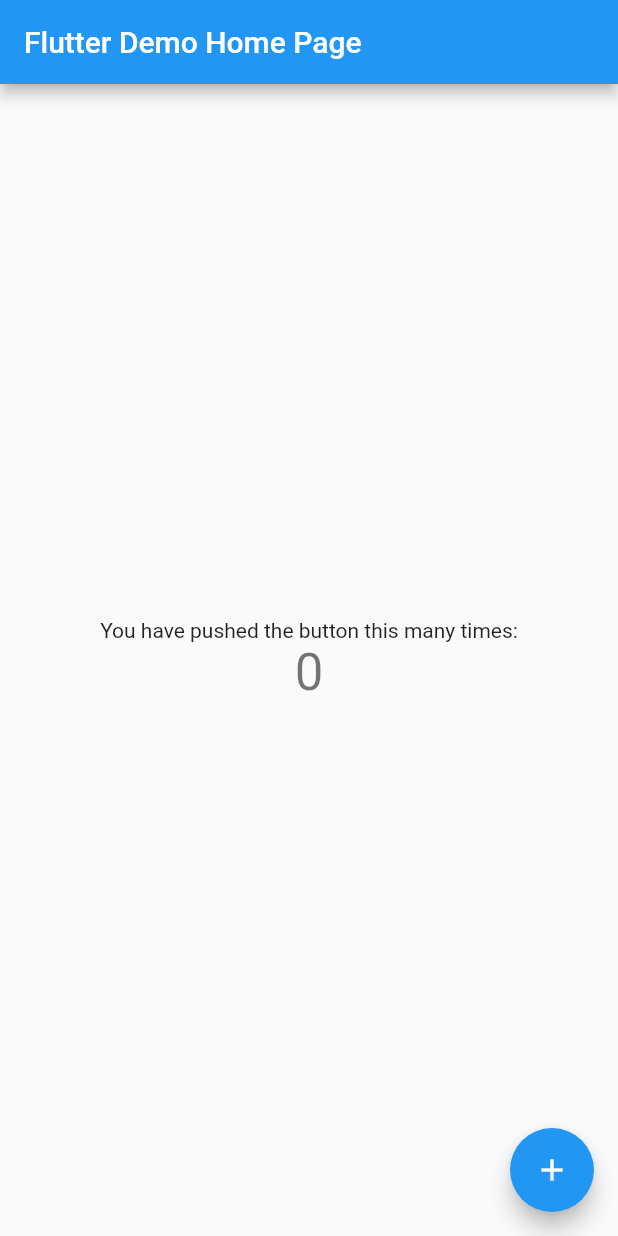
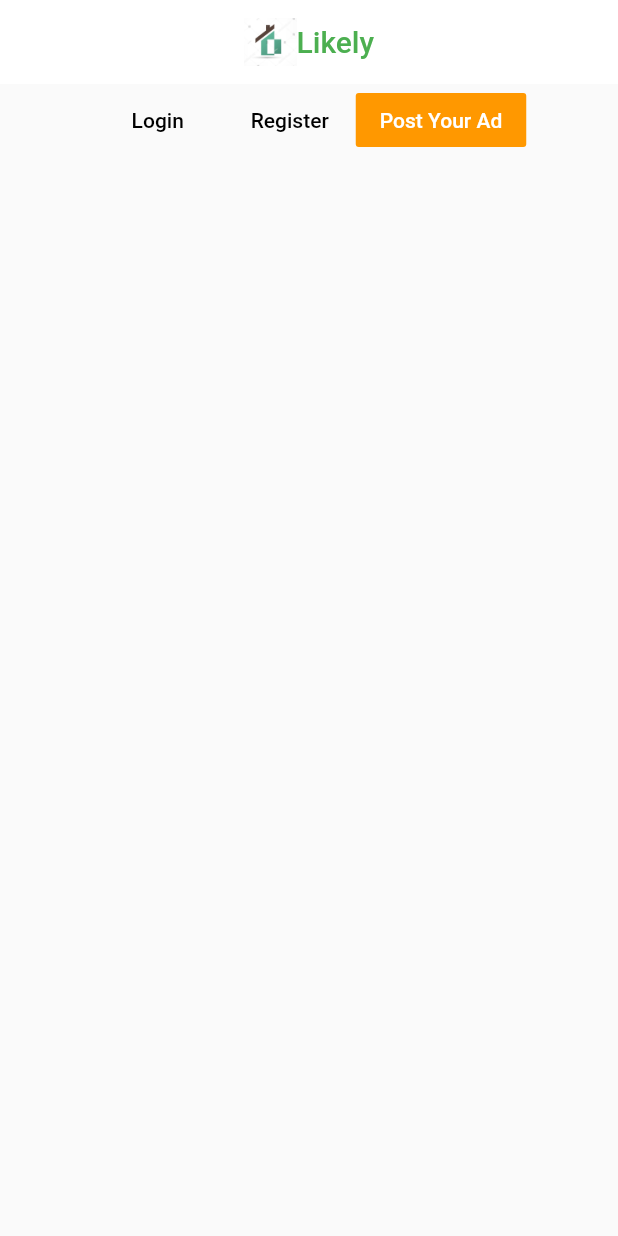
Before and after one commit to karshan96/Likely, a Flutter app: the screen it shows after launch, on a phone screen of 412 x 824 dp. Run offline on Flutter 3.47's test engine with Material 2 defaults, Android fonts, the phone set to English and light mode, and no system bars.

Commit message:
home page created

```diff
--- a/lib/main.dart
+++ b/lib/main.dart
@@ -1,4 +1,5 @@
 import 'package:flutter/material.dart';
+import 'package:Likely/view/home.dart';
 
 void main() {
   runApp(MyApp());
@@ -10,6 +11,7 @@ class MyApp extends StatelessWidget {
   Widget build(BuildContext context) {
     return MaterialApp(
       title: 'Flutter Demo',
+      debugShowCheckedModeBanner: false,
       theme: ThemeData(
         // This is the theme of your application.
         //
@@ -20,98 +22,13 @@ class MyApp extends StatelessWidget {
         // or simply save your changes to "hot reload" in a Flutter IDE).
         // Notice that the counter didn't reset back to zero; the application
         // is not restarted.
-        primarySwatch: Colors.blue,
+        primaryColor: Colors.white,
         // This makes the visual density adapt to the platform that you run
         // the app on. For desktop platforms, the controls will be smaller and
         // closer together (more dense) than on mobile platforms.
         visualDensity: VisualDensity.adaptivePlatformDensity,
       ),
-      home: MyHomePage(title: 'Flutter Demo Home Page'),
+      home: Home(),
     );
   }
 }
-
-class MyHomePage extends StatefulWidget {
-  MyHomePage({Key key, this.title}) : super(key: key);
-
-  // This widget is the home page of your application. It is stateful, meaning
-  // that it has a State object (defined below) that contains fields that affect
-  // how it looks.
-
-  // This class is the configuration for the state. It holds the values (in this
-  // case the title) provided by the parent (in this case the App widget) and
-  // used by the build method of the State. Fields in a Widget subclass are
-  // always marked "final".
-
-  final String title;
-
-  @override
-  _MyHomePageState createState() => _MyHomePageState();
-}
-
-class _MyHomePageState extends State<MyHomePage> {
-  int _counter = 0;
-
-  void _incrementCounter() {
-    setState(() {
-      // This call to setState tells the Flutter framework that something has
-      // changed in this State, which causes it to rerun the build method below
-      // so that the display can reflect the updated values. If we changed
-      // _counter without calling setState(), then the build method would not be
-      // called again, and so nothing would appear to happen.
-      _counter++;
-    });
-  }
-
-  @override
-  Widget build(BuildContext context) {
-    // This method is rerun every time setState is called, for instance as done
-    // by the _incrementCounter method above.
-    //
-    // The Flutter framework has been optimized to make rerunning build methods
-    // fast, so that you can just rebuild anything that needs updating rather
-    // than having to individually change instances of widgets.
-    return Scaffold(
-      appBar: AppBar(
-        // Here we take the value from the MyHomePage object that was created by
-        // the App.build method, and use it to set our appbar title.
-        title: Text(widget.title),
-      ),
-      body: Center(
-        // Center is a layout widget. It takes a single child and positions it
-        // in the middle of the parent.
-        child: Column(
-          // Column is also a layout widget. It takes a list of children and
-          // arranges them vertically. By default, it sizes itself to fit its
-          // children horizontally, and tries to be as tall as its parent.
-          //
-          // Invoke "debug painting" (press "p" in the console, choose the
-          // "Toggle Debug Paint" action from the Flutter Inspector in Android
-          // Studio, or the "Toggle Debug Paint" command in Visual Studio Code)
-          // to see the wireframe for each widget.
-          //
-          // Column has various properties to control how it sizes itself and
-          // how it positions its children. Here we use mainAxisAlignment to
-          // center the children vertically; the main axis here is the vertical
-          // axis because Columns are vertical (the cross axis would be
-          // horizontal).
-          mainAxisAlignment: MainAxisAlignment.center,
-          children: <Widget>[
-            Text(
-              'You have pushed the button this many times:',
-            ),
-            Text(
-              '$_counter',
-              style: Theme.of(context).textTheme.headline4,
-            ),
-          ],
-        ),
-      ),
-      floatingActionButton: FloatingActionButton(
-        onPressed: _incrementCounter,
-        tooltip: 'Increment',
-        child: Icon(Icons.add),
-      ), // This trailing comma makes auto-formatting nicer for build methods.
-    );
-  }
-}
--- /dev/null
+++ b/lib/view/home.dart
@@ -0,0 +1,47 @@
+import 'package:flutter/material.dart';
+import 'package:Likely/view/login.dart';
+
+class Home extends StatefulWidget {
+  @override
+  _HomeState createState() => _HomeState();
+}
+
+class _HomeState extends State<Home> {
+  @override
+  Widget build(BuildContext context) {
+    return Scaffold(
+      appBar: AppBar(
+        title: Row(
+          mainAxisAlignment: MainAxisAlignment.center,
+          children: <Widget>[
+            Image.asset('assets/images/title.jpg',
+                fit: BoxFit.cover, height: 32),
+            Text("Likely", style: TextStyle(color: Colors.green))
+          ],
+        ),
+        centerTitle: true,
+        elevation: 0.0,
+      ),
+      body: Row(
+        mainAxisAlignment: MainAxisAlignment.center,
+        children: <Widget>[
+          FlatButton(
+              child: Text('Login'),
+              onPressed: () {
+                LogIn();
+              },
+              textColor: Colors.black),
+          FlatButton(
+              child: Text('Register'),
+              onPressed: () {},
+              textColor: Colors.black),
+          FlatButton(
+              child: Text('Post Your Ad'),
+              onPressed: () {},
+              color: Colors.orange,
+              textColor: Colors.white)
+        ],
+      ),
+    );
+  }
+}
--- /dev/null
+++ b/lib/view/login.dart
@@ -0,0 +1,17 @@
+import 'package:flutter/material.dart';
+
+class LogIn extends StatefulWidget {
+  @override
+  _LogInState createState() => _LogInState();
+}
+
+class _LogInState extends State<LogIn> {
+  @override
+  Widget build(BuildContext context) {
+    return Scaffold(
+      appBar: AppBar(
+        title: LogIn(),
+      ),
+    );
+  }
+}
--- a/pubspec.yaml
+++ b/pubspec.yaml
@@ -45,8 +45,8 @@ flutter:
   uses-material-design: true
 
   # To add assets to your application, add an assets section, like this:
-  # assets:
-  #   - images/a_dot_burr.jpeg
+  assets:
+    - assets/images/title.jpg
   #   - images/a_dot_ham.jpeg
 
   # An image asset can refer to one or more resolution-specific "variants", see
```
Also changed, not shown: assets/images/title.jpg (added).
